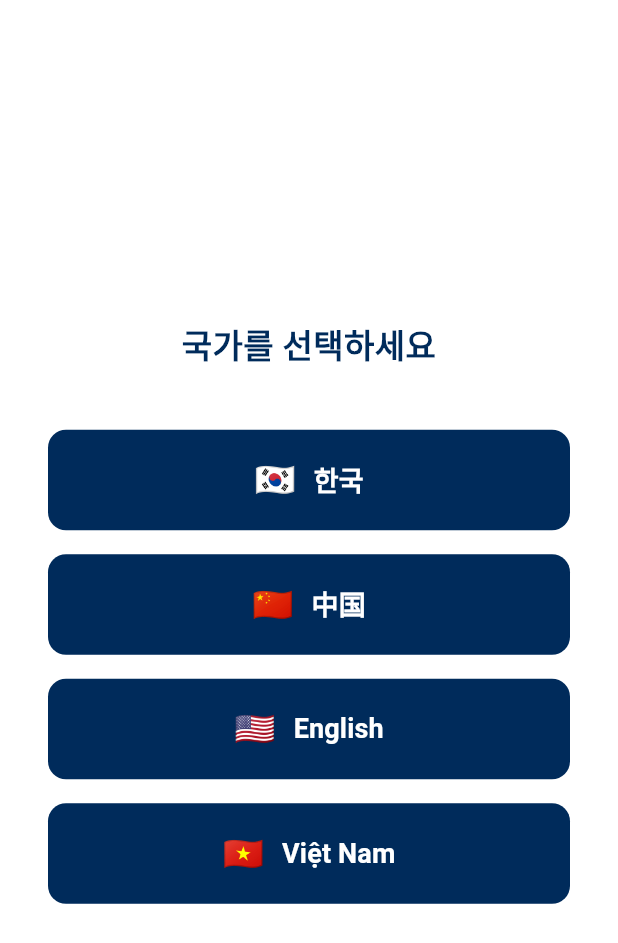
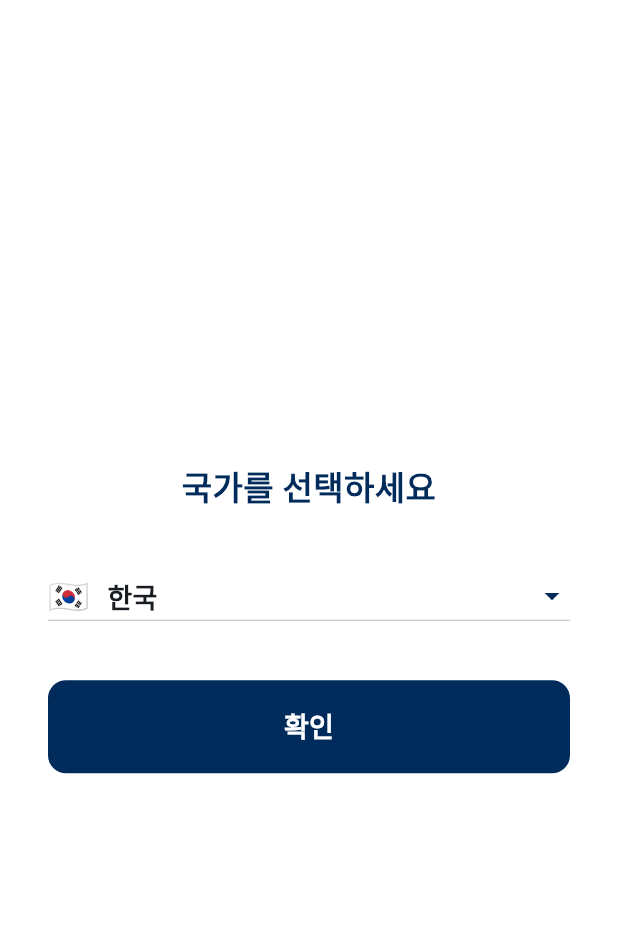
Before and after one commit to SangHui48/flutter_project1, a Flutter app: the screen it shows after launch, on a phone screen of 412 x 824 dp. Shown: the top 943 px of the screen. Run offline on Flutter 3.47's test engine with Material 3 defaults, Android fonts, the phone set to English and light mode, and no system bars; generated files the repository leaves out were written again.

Commit message:
앱 화면 플로우 1차완성

```diff
--- a/lib/l10n/app_localizations.dart
+++ b/lib/l10n/app_localizations.dart
@@ -194,6 +194,80 @@ abstract class AppLocalizations {
   /// In en, this message translates to:
   /// **'Next'**
   String get nextButton;
+
+  /// No description provided for @rrnLabel.
+  ///
+  /// In en, this message translates to:
+  /// **'Alien Registration Number'**
+  String get rrnLabel;
+
+  /// No description provided for @phoneLabel.
+  ///
+  /// In en, this message translates to:
+  /// **'Phone Number'**
+  String get phoneLabel;
+
+  /// No description provided for @emailLabel.
+  ///
+  /// In en, this message translates to:
+  /// **'Email'**
+  String get emailLabel;
+
+  /// No description provided for @visaTypeLabel.
+  ///
+  /// In en, this message translates to:
+  /// **'Visa Type'**
+  String get visaTypeLabel;
+
+  /// No description provided for @attachmentTitle.
+  /// In en, this message translates to:
+  /// **'Attachment Documents'**
+  String get attachmentTitle;
+
+  /// No description provided for @uploadLabel.
+  /// In en, this message translates to:
+  /// **'Upload'**
+  String get uploadLabel;
+
+  /// No description provided for @uploadedLabel.
+  /// In en, this message translates to:
+  /// **'Uploaded'**
+  String get uploadedLabel;
+
+  /// No description provided for @idCardLabel.
+  /// In en, this message translates to:
+  /// **'ID Card'**
+  String get idCardLabel;
+
+  /// No description provided for @constructionCertLabel.
+  /// In en, this message translates to:
+  /// **'Construction Training Certificate'**
+  String get constructionCertLabel;
+
+  /// No description provided for @qualificationCertLabel.
+  /// In en, this message translates to:
+  /// **'Related Qualification Certificate'**
+  String get qualificationCertLabel;
+
+  /// No description provided for @prePlacementTestLabel.
+  /// In en, this message translates to:
+  /// **'Pre-placement test completed'**
+  String get prePlacementTestLabel;
+
+  /// No description provided for @alienCardFrontLabel.
+  /// In en, this message translates to:
+  /// **'Alien Registration Card (Front)'**
+  String get alienCardFrontLabel;
+
+  /// No description provided for @alienCardBackLabel.
+  /// In en, this message translates to:
+  /// **'Alien Registration Card (Back)'**
+  String get alienCardBackLabel;
+
+  /// No description provided for @unsupportedCountryLabel.
+  /// In en, this message translates to:
+  /// **'Unsupported country.'**
+  String get unsupportedCountryLabel;
 }
 
 class _AppLocalizationsDelegate extends LocalizationsDelegate<AppLocalizations> {
--- a/lib/screens/auth/country_selection_screen.dart
+++ b/lib/screens/auth/country_selection_screen.dart
@@ -1,20 +1,32 @@
 import 'package:flutter/material.dart';
 import 'sign_up_screen.dart';
 
-class CountrySelectionScreen extends StatelessWidget {
+class CountrySelectionScreen extends StatefulWidget {
   final void Function(Locale) onLocaleSelected;
 
   const CountrySelectionScreen({super.key, required this.onLocaleSelected});
 
   @override
-  Widget build(BuildContext context) {
-    final countries = [
+  State<CountrySelectionScreen> createState() => _CountrySelectionScreenState();
+}
+
+class _CountrySelectionScreenState extends State<CountrySelectionScreen> {
+  final List<Map<String, dynamic>> countries = [
     {'label': '한국', 'locale': const Locale('ko'), 'flag': '🇰🇷'},
     {'label': '中国', 'locale': const Locale('zh'), 'flag': '🇨🇳'},
-      {'label': 'English', 'locale': const Locale('en'), 'flag': '🇺🇸'},
-      {'label': 'Việt Nam', 'locale': const Locale('vi'), 'flag': '🇻🇳'},
+    {'label': 'English', 'locale': const Locale('en'), 'flag': null},
   ];
 
+  Map<String, dynamic>? selectedCountry;
+
+  @override
+  void initState() {
+    super.initState();
+    selectedCountry = countries[0];
+  }
+
+  @override
+  Widget build(BuildContext context) {
     return Scaffold(
       backgroundColor: Colors.white,
       body: Padding(
@@ -34,9 +46,40 @@ class CountrySelectionScreen extends StatelessWidget {
               ),
             ),
             const SizedBox(height: 32),
-            ...countries.map((country) => Padding(
-              padding: const EdgeInsets.symmetric(vertical: 8.0),
-              child: ElevatedButton(
+            DropdownButton<Map<String, dynamic>>(
+              value: selectedCountry,
+              isExpanded: true,
+              icon: const Icon(Icons.arrow_drop_down, color: Color(0xFF002B5B)),
+              items: countries.map((country) {
+                return DropdownMenuItem<Map<String, dynamic>>(
+                  value: country,
+                  child: Row(
+                    children: [
+                      if (country['flag'] != null)
+                        Text(country['flag'] as String, style: const TextStyle(fontSize: 22))
+                      else
+                        const Icon(Icons.public, size: 22, color: Color(0xFF002B5B)),
+                      const SizedBox(width: 12),
+                      Text(
+                        country['label'] as String,
+                        style: const TextStyle(
+                          fontSize: 18,
+                          fontWeight: FontWeight.w600,
+                          fontFamily: 'Roboto',
+                        ),
+                      ),
+                    ],
+                  ),
+                );
+              }).toList(),
+              onChanged: (value) {
+                setState(() {
+                  selectedCountry = value;
+                });
+              },
+            ),
+            const SizedBox(height: 32),
+            ElevatedButton(
               style: ElevatedButton.styleFrom(
                 backgroundColor: const Color(0xFF002B5B),
                 shape: RoundedRectangleBorder(
@@ -45,36 +88,27 @@ class CountrySelectionScreen extends StatelessWidget {
                 padding: const EdgeInsets.symmetric(vertical: 18),
                 elevation: 0,
               ),
-                onPressed: () {
-                  final locale = country['locale'] as Locale;
-                  onLocaleSelected(locale);
+              onPressed: selectedCountry == null
+                  ? null
+                  : () {
+                      final locale = selectedCountry!['locale'] as Locale;
+                      widget.onLocaleSelected(locale);
                       Navigator.of(context).push(
                         MaterialPageRoute(
-                      builder: (_) => const SignUpScreen(),
+                          builder: (_) => SignUpScreen(selectedCountry: selectedCountry!),
                         ),
                       );
                     },
-                child: Row(
-                  mainAxisAlignment: MainAxisAlignment.center,
-                  children: [
-                    Text(
-                      country['flag'] as String,
-                      style: const TextStyle(fontSize: 22),
-                    ),
-                    const SizedBox(width: 12),
-                    Text(
-                      country['label'] as String,
-                      style: const TextStyle(
+              child: const Text(
+                '확인',
+                style: TextStyle(
                   color: Colors.white,
                   fontSize: 18,
                   fontWeight: FontWeight.w600,
                   fontFamily: 'Roboto',
                 ),
               ),
-                  ],
             ),
-              ),
-            )),
           ],
         ),
       ),
--- a/lib/screens/auth/sign_up_screen.dart
+++ b/lib/screens/auth/sign_up_screen.dart
@@ -4,7 +4,8 @@ import '../../l10n/app_localizations.dart';
 import 'sign_up_form_screen.dart';
 
 class SignUpScreen extends StatelessWidget {
-  const SignUpScreen({super.key});
+  final Map<String, dynamic> selectedCountry;
+  const SignUpScreen({super.key, required this.selectedCountry});
 
   @override
   Widget build(BuildContext context) {
@@ -50,7 +51,7 @@ class SignUpScreen extends StatelessWidget {
               onPressed: () {
                 Navigator.of(context).push(
                   MaterialPageRoute(
-                    builder: (_) => const SignUpFormScreen(),
+                    builder: (_) => SignUpFormScreen(selectedCountry: selectedCountry),
                   ),
                 );
               },
```
Also changed, not shown: lib/l10n/app_en.arb (+15 -1 lines), lib/l10n/app_ko.arb (+15 -1 lines), lib/l10n/app_localizations_en.dart (+28 -0 lines), lib/l10n/app_localizations_ko.dart (+28 -0 lines), lib/l10n/app_localizations_vi.dart (+28 -0 lines), lib/l10n/app_localizations_zh.dart (+28 -0 lines), lib/l10n/app_vi.arb (+15 -1 lines), lib/l10n/app_zh.arb (+15 -1 lines), lib/screens/auth/sign_up_attachment_screen.dart (added, +218 -0 lines), lib/screens/auth/sign_up_form_screen.dart (+72 -27 lines). Lines whose indentation alone changed are shown as unchanged.
